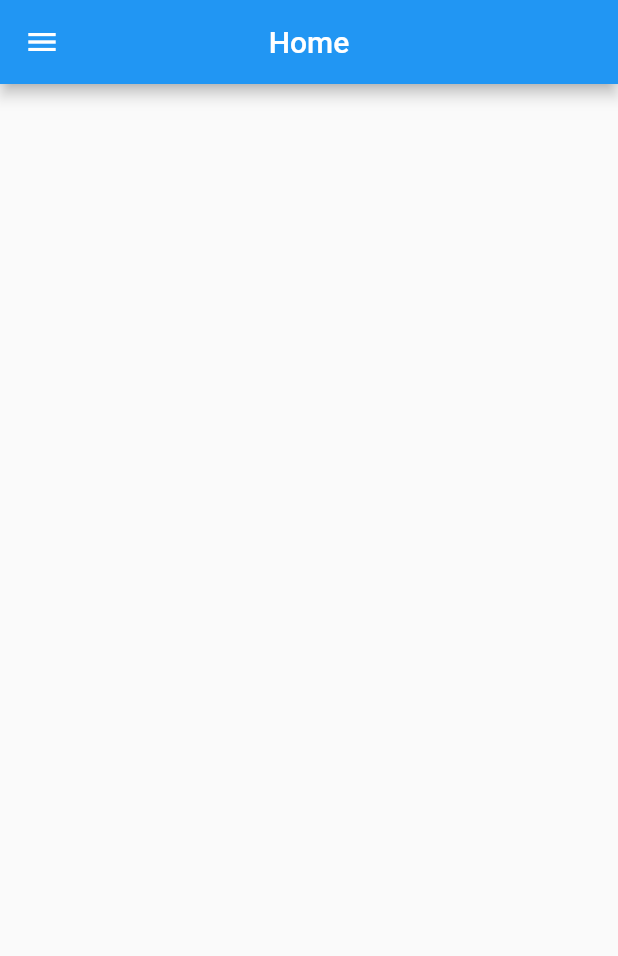
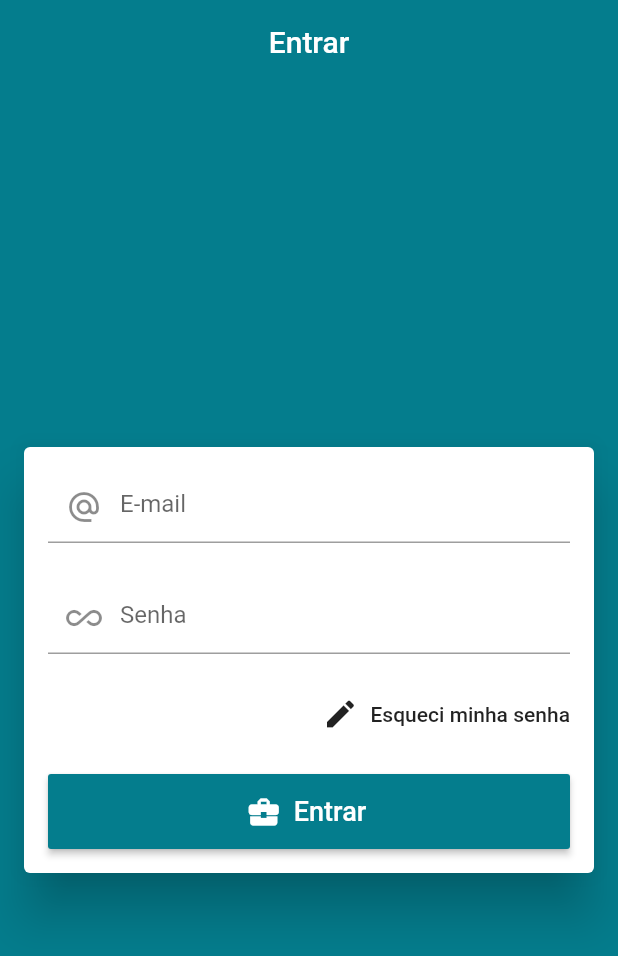
Before and after one commit to ravelinejunior/RavenStores, a Flutter app: the screen it shows after launch, on a phone screen of 412 x 824 dp. Shown: the top 956 px of the screen. Run offline on Flutter 3.47's test engine with Material 2 defaults, Android fonts, the phone set to English and light mode, and no system bars.

Commit message:
Tela de login

```diff
--- a/lib/common/custom_drawer/drawer_tile.dart
+++ b/lib/common/custom_drawer/drawer_tile.dart
@@ -15,6 +15,9 @@ class DrawerTile extends StatelessWidget {
 //var de pagina atual
     final int curPage = context.watch<PageManager>().pageGo;
 
+    //cor primaria
+    final Color primaryColor = Theme.of(context).primaryColor;
+
     return InkWell(
       onTap: () {
         //passar para outra pagina
@@ -22,7 +25,7 @@ class DrawerTile extends StatelessWidget {
         print(page);
         print(curPage);
       },
-      splashColor: Colors.red,
+      splashColor: primaryColor,
       child: SizedBox(
         height: 60,
         child: Row(
@@ -34,7 +37,7 @@ class DrawerTile extends StatelessWidget {
                 iconData,
                 size: 32.0,
                 //selecionar cor de acordo com pagina atual
-                color: curPage == page ? Colors.red : Colors.grey[700],
+                color: curPage == page ? primaryColor : Colors.grey[700],
               ),
             ),
 
@@ -44,7 +47,7 @@ class DrawerTile extends StatelessWidget {
               style: TextStyle(
                 fontSize: 16.0,
                 //selecionar cor de acordo com pagina atual
-                color: curPage == page ? Colors.red : Colors.grey[700],
+                color: curPage == page ? primaryColor : Colors.grey[700],
               ),
             )
           ],
--- /dev/null
+++ b/lib/helpers/validators.dart
@@ -0,0 +1,5 @@
+bool emailValid(String email) {
+  final RegExp regex = RegExp(
+      r"^(([^<>()[\]\\.,;:\s@\']+(\.[^<>()[\]\\.,;:\s@\']+)*)|(\'.+\'))@((\[[0-9]{1,3}\.[0-9]{1,3}\.[0-9]{1,3}\.[0-9]{1,3}\])|(([a-zA-Z\-0-9]+\.)+[a-zA-Z]{2,}))$");
+  return regex.hasMatch(email);
+}
--- a/lib/main.dart
+++ b/lib/main.dart
@@ -12,9 +12,11 @@ class MyApp extends StatelessWidget {
     return MaterialApp(
       title: "Raveline's Stores",
       theme: ThemeData(
-        primarySwatch: Colors.blue,
-        visualDensity: VisualDensity.adaptivePlatformDensity,
-      ),
+          primaryColor: const Color.fromARGB(255, 4, 125, 141),
+          accentColor: Colors.white,
+          visualDensity: VisualDensity.adaptivePlatformDensity,
+          scaffoldBackgroundColor: const Color.fromARGB(255, 4, 125, 141),
+          appBarTheme: AppBarTheme(elevation: 0.0)),
       debugShowCheckedModeBanner: false,
       home: BaseScreen(),
     );
--- a/lib/screens/base/base_screen.dart
+++ b/lib/screens/base/base_screen.dart
@@ -2,6 +2,7 @@ import 'package:flutter/material.dart';
 import 'package:provider/provider.dart';
 import 'package:ravelinestores/common/custom_drawer/custom_drawer.dart';
 import 'package:ravelinestores/models/page_manager.dart';
+import 'package:ravelinestores/screens/login/login_screen.dart';
 
 class BaseScreen extends StatelessWidget {
   //page view que irá controlar o page view
@@ -15,6 +16,7 @@ class BaseScreen extends StatelessWidget {
         controller: pageController,
         //colocar as telas dentro do children
         children: <Widget>[
+          LoginScreen(),
           Scaffold(
             appBar: AppBar(
               title: const Text("Home"),
--- /dev/null
+++ b/lib/screens/login/login_screen.dart
@@ -0,0 +1,106 @@
+import 'package:flutter/material.dart';
+import 'package:ravelinestores/helpers/validators.dart';
+
+class LoginScreen extends StatelessWidget {
+  //controllers
+  TextEditingController emailController = TextEditingController();
+  TextEditingController senhaController = TextEditingController();
+
+  //keys para formulario
+  final GlobalKey<FormState> formKey = GlobalKey<FormState>();
+  @override
+  Widget build(BuildContext context) {
+    return Scaffold(
+      appBar: AppBar(
+        title: const Text('Entrar'),
+        centerTitle: true,
+      ),
+      body: Center(
+        //COLUMN COLOCADO PARA DEPOIS ADIÇÃO DE IMAGEM DE LOGO ACIMA DO CARD
+        child: Card(
+          elevation: 15,
+          margin: const EdgeInsets.symmetric(horizontal: 16.0),
+          child: Form(
+            key: formKey,
+            child: ListView(
+              padding: const EdgeInsets.all(16.0),
+              //deixar como se fosse wrap content para nao ocupar toda a tela
+              shrinkWrap: true,
+              //fomularios de acesso
+              children: <Widget>[
+                //LOGIN WIDGET
+                TextFormField(
+                  //decoração
+                  controller: emailController,
+                  decoration: InputDecoration(
+                    hintText: "E-mail",
+                    alignLabelWithHint: true,
+                    prefixIcon: Icon(Icons.alternate_email),
+                  ),
+                  autocorrect: false,
+                  keyboardType: TextInputType.emailAddress,
+                  validator: (email) {
+                    if (!emailValid(email)) return 'E-mail inválido';
+                    return null;
+                  },
+                ),
+                const SizedBox(height: 26.0),
+                //SENHA WIDGET
+                TextFormField(
+                  controller: senhaController,
+                  //decoração
+                  decoration: InputDecoration(
+                    hintText: "Senha",
+                    alignLabelWithHint: true,
+                    prefixIcon: Icon(Icons.all_inclusive),
+                  ),
+                  obscureText: true,
+                  keyboardType: TextInputType.visiblePassword,
+                  validator: (senha) {
+                    if (senha.isEmpty || senha.length < 6)
+                      return 'Senha incorreta';
+                    return null;
+                  },
+                ),
+                const SizedBox(height: 16.0),
+                //ESQUECI MINHA SENHA WIDGET
+                Align(
+                  alignment: Alignment.centerRight,
+                  child: FlatButton.icon(
+                    padding: EdgeInsets.zero,
+                    onPressed: () {},
+                    splashColor: Colors.grey,
+                    icon: Icon(Icons.edit),
+                    label: Text("Esqueci minha senha"),
+                  ),
+                ),
+                const SizedBox(height: 16.0),
+                //BOTAO LOGAR WIDGET
+                SizedBox(
+                  height: 50.0,
+                  child: RaisedButton.icon(
+                    splashColor: Colors.blue,
+                    color: Theme.of(context).primaryColor,
+                    textColor: Colors.white,
+                    onPressed: () {
+                      //valida campos dos formularios
+                      if (formKey.currentState.validate()) {
+                        print(emailController.text);
+                        print(senhaController.text);
+                      }
+                    },
+                    icon: Icon(Icons.business_center, color: Colors.white),
+                    label: const Text(
+                      "Entrar",
+                      style: TextStyle(fontSize: 18.0),
+                    ),
+                  ),
+                ),
+              ],
+            ),
+          ),
+        ),
+      ),
+    );
+  }
+}
```
